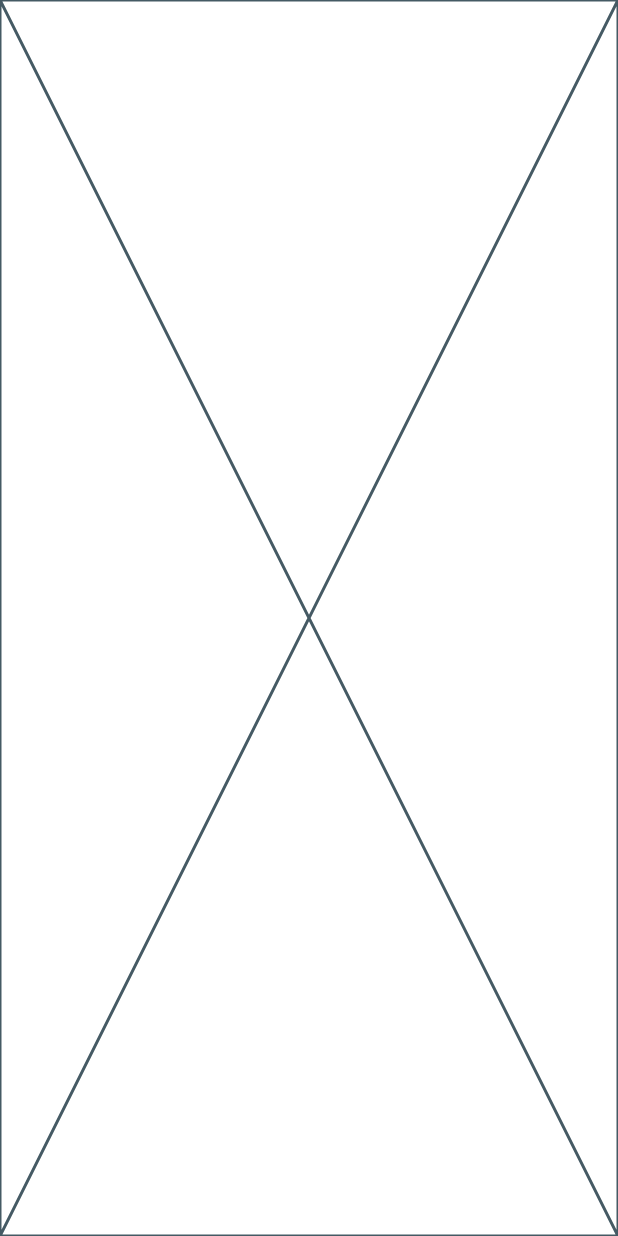
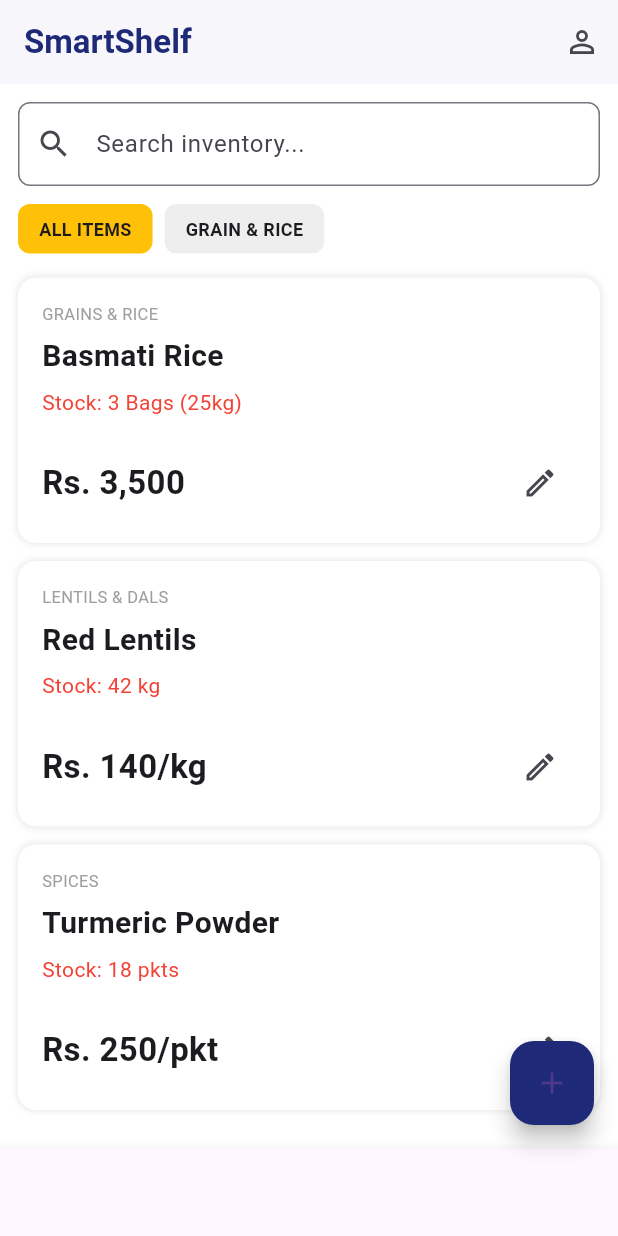
Before and after one commit to Jinx0220/SmartShelf, a Flutter app: the screen it shows after launch, on a phone screen of 412 x 824 dp. Run offline on Flutter 3.47's test engine with Material 3 defaults, Android fonts, the phone set to English and light mode, and no system bars.

Commit message:
my ui progress

```diff
--- a/lib/main.dart
+++ b/lib/main.dart
@@ -1,17 +1,18 @@
 import 'package:flutter/material.dart';
-import 'package:smartshelf/loginandregister_screen.dart';
+import 'productlist_screen.dart';
 
 void main() {
-  runApp(MyHomePage());
+  runApp(const MyApp());
 }
-class MyHomePage extends StatelessWidget {
-  const MyHomePage({super.key});
+
+class MyApp extends StatelessWidget {
+  const MyApp({super.key});
 
   @override
   Widget build(BuildContext context) {
     return MaterialApp(
-      title: "AI38",
-      home: LoginAndRegister(),
+      debugShowCheckedModeBanner: false,
+      home: ProductListScreen(),
     );
   }
 }
--- a/lib/productlist_screen.dart
+++ b/lib/productlist_screen.dart
@@ -0,0 +1,233 @@
+import 'package:flutter/material.dart';
+
+class ProductListScreen extends StatelessWidget {
+  ProductListScreen({super.key});
+
+  final List<Map<String, String>> products = [
+    {
+      "name": "Basmati Rice",
+      "stock": "3 Bags (25kg)",
+      "price": "Rs. 3,500",
+      "category": "GRAINS & RICE"
+    },
+    {
+      "name": "Red Lentils",
+      "stock": "42 kg",
+      "price": "Rs. 140/kg",
+      "category": "LENTILS & DALS"
+    },
+    {
+      "name": "Turmeric Powder",
+      "stock": "18 pkts",
+      "price": "Rs. 250/pkt",
+      "category": "SPICES"
+    },
+  ];
+
+  @override
+  Widget build(BuildContext context) {
+    return Scaffold(
+      backgroundColor: Colors.white,
+
+      appBar: AppBar(
+        backgroundColor: Colors.white,
+        elevation: 1,
+        title: const Text(
+          "SmartShelf",
+          style: TextStyle(
+            color: Color(0xFF1E2A78),
+            fontWeight: FontWeight.bold,
+          ),
+        ),
+        actions: [
+          IconButton(
+            onPressed: () {},
+            icon: const Icon(Icons.person_outline),
+          )
+        ],
+      ),
+
+      body: Padding(
+        padding: const EdgeInsets.all(12),
+
+        child: Column(
+          children: [
+
+            // Search Bar
+            TextField(
+              decoration: InputDecoration(
+                hintText: "Search inventory...",
+                prefixIcon: const Icon(Icons.search),
+                border: OutlineInputBorder(
+                  borderRadius: BorderRadius.circular(8),
+                ),
+              ),
+            ),
+
+            const SizedBox(height: 12),
+
+            // Category Buttons
+            Row(
+              children: [
+                categoryButton("ALL ITEMS", true),
+                const SizedBox(width: 8),
+                categoryButton("GRAIN & RICE", false),
+              ],
+            ),
+
+            const SizedBox(height: 16),
+
+            // Product List
+            Expanded(
+              child: ListView.builder(
+                itemCount: products.length,
+
+                itemBuilder: (context, index) {
+
+                  final product = products[index];
+
+                  return productCard(product);
+                },
+              ),
+            ),
+          ],
+        ),
+      ),
+
+      // Floating Button
+      floatingActionButton: FloatingActionButton(
+        backgroundColor: const Color(0xFF1E2A78),
+        onPressed: () {},
+        child: const Icon(Icons.add),
+      ),
+
+      // Bottom Navigation
+      bottomNavigationBar: BottomNavigationBar(
+        currentIndex: 1,
+
+        items: const [
+          BottomNavigationBarItem(
+            icon: Icon(Icons.home_outlined),
+            label: "Home",
+          ),
+
+          BottomNavigationBarItem(
+            icon: Icon(Icons.inventory_2_outlined),
+            label: "Products",
+          ),
+
+          BottomNavigationBarItem(
+            icon: Icon(Icons.bar_chart_outlined),
+            label: "Analytics",
+          ),
+
+          BottomNavigationBarItem(
+            icon: Icon(Icons.settings_outlined),
+            label: "Settings",
+          ),
+        ],
+      ),
+    );
+  }
+
+  Widget categoryButton(String text, bool selected) {
+    return Container(
+      padding: const EdgeInsets.symmetric(
+        horizontal: 14,
+        vertical: 8,
+      ),
+
+      decoration: BoxDecoration(
+        color: selected
+            ? Colors.amber
+            : Colors.grey.shade200,
+
+        borderRadius: BorderRadius.circular(8),
+      ),
+
+      child: Text(
+        text,
+        style: const TextStyle(
+          fontSize: 12,
+          fontWeight: FontWeight.w600,
+        ),
+      ),
+    );
+  }
+
+  Widget productCard(Map<String, String> product) {
+    return Container(
+      margin: const EdgeInsets.only(bottom: 12),
+      padding: const EdgeInsets.all(16),
+
+      decoration: BoxDecoration(
+        color: Colors.white,
+
+        borderRadius: BorderRadius.circular(12),
+
+        boxShadow: [
+          BoxShadow(
+            color: Colors.grey.shade300,
+            blurRadius: 4,
+          ),
+        ],
+      ),
+
+      child: Column(
+        crossAxisAlignment: CrossAxisAlignment.start,
+        children: [
+
+          Text(
+            product["category"]!,
+            style: const TextStyle(
+              fontSize: 11,
+              color: Colors.grey,
+            ),
+          ),
+
+          const SizedBox(height: 6),
+
+          Text(
+            product["name"]!,
+            style: const TextStyle(
+              fontSize: 20,
+              fontWeight: FontWeight.bold,
+            ),
+          ),
+
+          const SizedBox(height: 6),
+
+          Text(
+            "Stock: ${product["stock"]}",
+            style: const TextStyle(
+              color: Colors.red,
+            ),
+          ),
+
+          const SizedBox(height: 20),
+
+          Row(
+            mainAxisAlignment:
+            MainAxisAlignment.spaceBetween,
+
+            children: [
+
+              Text(
+                product["price"]!,
+                style: const TextStyle(
+                  fontSize: 22,
+                  fontWeight: FontWeight.bold,
+                ),
+              ),
+
+              IconButton(
+                onPressed: () {},
+                icon: const Icon(Icons.edit_outlined),
+              ),
+            ],
+          )
+        ],
+      ),
+    );
+  }
+}
```
Also changed, not shown: lib/edit_product.dart (+302 -0 lines), lib/logsale.dart (+182 -0 lines), 1 other file.
